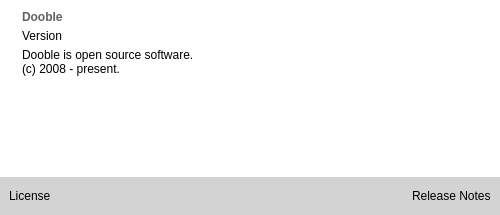
The window that UI/dooble_about.ui (textbrowser/dooble) describes before a commit, drawn with Qt 5.
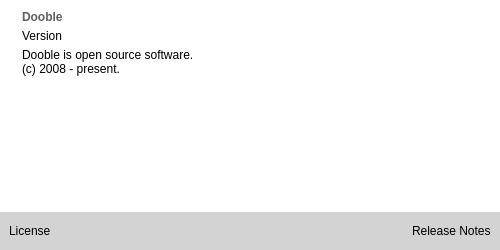
The same window after the commit. Icons and pictures are not drawn.

```diff
--- a/UI/dooble_about.ui
+++ b/UI/dooble_about.ui
@@ -7,7 +7,7 @@
     <x>0</x>
     <y>0</y>
     <width>500</width>
-    <height>215</height>
+    <height>250</height>
    </rect>
   </property>
   <property name="windowTitle">
```
